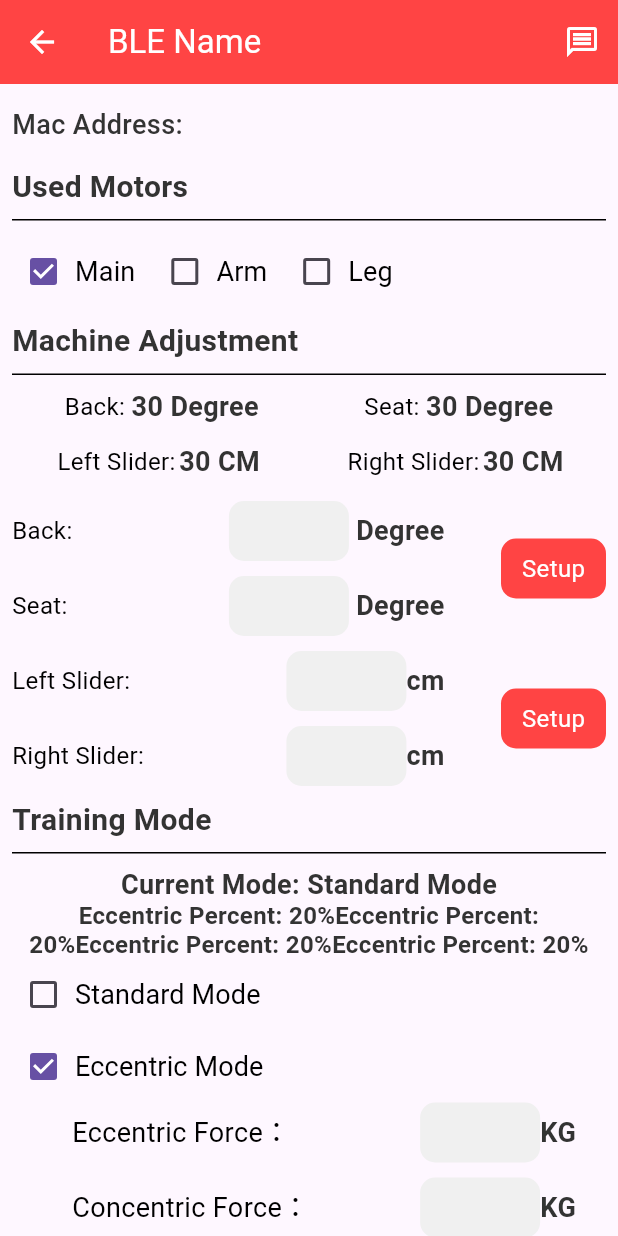
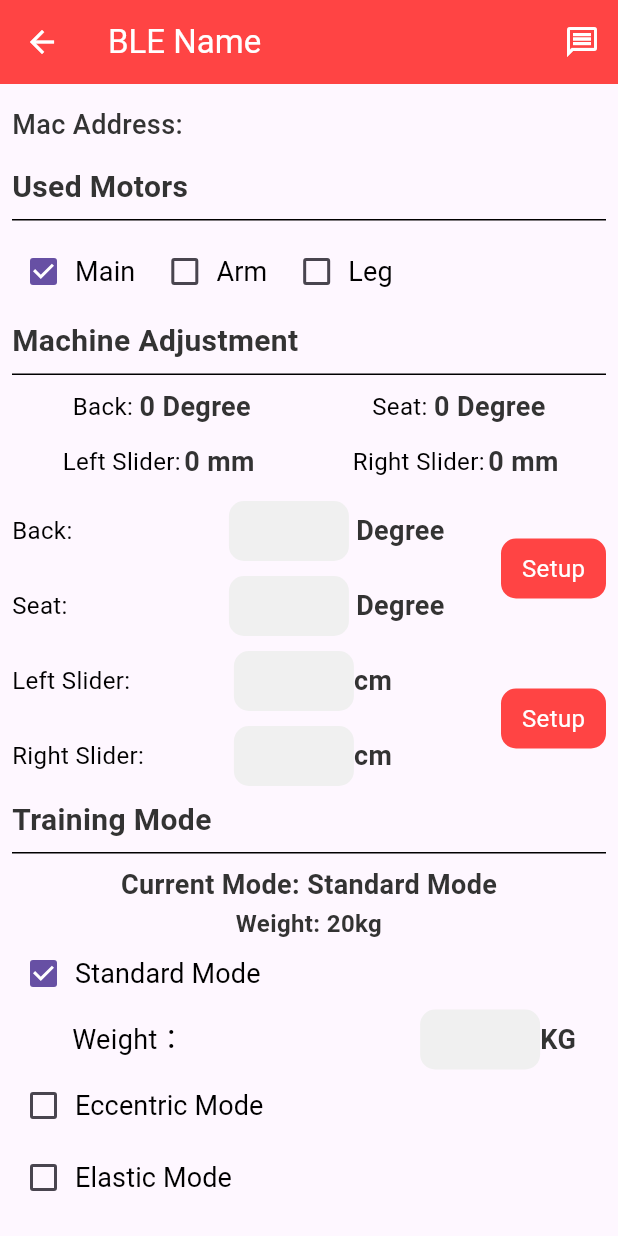
Before and after one commit to xiaoboyanch/power_ble, a Flutter app: the PowerDetailPage screen opened by its route, on a phone screen of 412 x 824 dp. Run offline on Flutter 3.47's test engine with Material 3 defaults, Android fonts, the phone set to English and light mode, and no system bars; drawn by our look-alikes of flutter_easyloading; our stand-ins replace cached_network_image, fl_chart, flutter_blue_plus, gap, geolocator, get and 3 more; missing offline and left inert: app_settings; accounts and stored records are empty.

Commit message:
update power detail

```diff
--- a/lib/app/home/home_ctrl.dart
+++ b/lib/app/home/home_ctrl.dart
@@ -45,6 +45,9 @@ class HomeCtrl extends GetxController {
           break;
       }
     });
+    // Future.delayed(Duration(milliseconds: 500), () {
+    //   powerModel.startScan();
+    // });
   }
 
   btnStartScan() {
--- a/lib/app/home/home_page.dart
+++ b/lib/app/home/home_page.dart
@@ -75,7 +75,7 @@ class HomePage extends GetView<HomeCtrl> {
                       var adv = scanResult.advertisementData;
                       return GestureDetector(
                         onTap: () {
-                          controller.connectDevice(rhBlueScanResult);
+                          // controller.connectDevice(rhBlueScanResult);
                         },
                         child: Container(
                           padding: const EdgeInsets.symmetric(horizontal: 18, vertical: 12),
--- a/lib/app/power_detail/power_detail_ctrl.dart
+++ b/lib/app/power_detail/power_detail_ctrl.dart
@@ -1,4 +1,5 @@
 import 'package:cabina_ble/base_tool/log_utils.dart';
+import 'package:cabina_ble/blue/entity/power_advanced_data.dart';
 import 'package:cabina_ble/blue/model/power_adv_model.dart';
 import 'package:cabina_ble/blue/model/power_model.dart';
 import 'package:flutter/material.dart';
@@ -12,48 +13,68 @@ import '../../blue/factory/ble_factory.dart';
 class PowerDetailCtrl extends GetxController {
 
   late PowerAdvancedModel powerModel;
+  late PowerAdvancedData powerData;
 
-  RxDouble backDegree = 20.0.obs;
-  RxDouble seatDegree = 20.0.obs;
   RxInt motorType = 1.obs;
-  RxInt trainingMode = 1.obs;
+  RxInt trainingMode = 0.obs;
   RxInt eccentricPer = 20.obs;
   RxDouble powerWeight = 20.0.obs;
   RxInt statusType = 1.obs;
+  RxInt backSeatStatus = 0.obs;
 
   RxInt listUpdate = 0.obs;
-  List<double> leftWeight = [0, 0, 0, 0, 0, 0, 0, 0, 0, 0, 0, 0, 0, 0, 0, 0, 0];
-  List<double> rightWeight = [0, 0, 0, 0, 0, 0, 0, 0, 0, 0, 0, 0, 0, 0, 0, 0, 0];
-  List<double> leftRope = [0, 0, 0, 0, 0, 0, 0, 0, 0, 0, 0, 0, 0, 0, 0, 0, 0];
-  List<double> rightRope = [0, 0, 0, 0, 0, 0, 0, 0, 0, 0, 0, 0, 0, 0, 0, 0, 0];
+  List<double>  leftWeight = [220, 330, 380, 330, 220, 110, 180, 260, 330, 330,];
+  List<double> rightWeight = [0, 0, 0, 0, 0, 0, 0, 0, 0, 0,];
+  List<double>  leftRope = [490, 300, 120, 433, 400, 200, 600, 340, 440, 230, ];
+  List<double> rightRope = [122, 100, 230, 170, 400, 500, 600, 300, 800, 500, ];
+  // List<double> leftWeight = [0, 0, 0, 0, 0, 0, 0, 0, 0, 0, 0, 0, 0, 0, 0, 0, 0];
+  // List<double> rightWeight = [0, 0, 0, 0, 0, 0, 0, 0, 0, 0, 0, 0, 0, 0, 0, 0, 0];
+  // List<double> leftRope = [0, 0, 0, 0, 0, 0, 0, 0, 0, 0, 0, 0, 0, 0, 0, 0, 0];
+  // List<double> rightRope = [0, 0, 0, 0, 0, 0, 0, 0, 0, 0, 0, 0, 0, 0, 0, 0, 0];
 
+  //backrest seat
   TextEditingController backCtrl = TextEditingController();
   TextEditingController seatCtrl = TextEditingController();
+
+  //side slider
   TextEditingController leftSideCtrl = TextEditingController();
   TextEditingController rightSideCtrl = TextEditingController();
+  //standard mode
   TextEditingController standardCtrl = TextEditingController();
+  //eccentric mode
   TextEditingController eccentricCtrl = TextEditingController();
   TextEditingController concernCtrl = TextEditingController();
+  //elastic mode
   TextEditingController initialCtrl = TextEditingController();
   TextEditingController maxCtrl = TextEditingController();
   TextEditingController springCtrl = TextEditingController();
+  //isokinetic mode
   TextEditingController velocityCtrl = TextEditingController();
+  //isometric mode
   TextEditingController cableCtrl = TextEditingController();
 
   @override
   void onInit() {
     super.onInit();
     powerModel = BleFactory.createModel(RHDeviceType.powerAdvanced) as PowerAdvancedModel;
+    powerData = powerModel.mPowerData;
     powerModel.bleDeviceStateController.stream.listen((msg) {
 
     });
     powerModel.bleDeviceDataController.stream.listen((msg) {
       switch (msg) {
-        case BleDeviceDataMsg.dataQueryUpdate_0x04: {
-          // onDataCallBack(powerModel.mPowerData);
-        }
         case BleDeviceDataMsg.statusUpdate_0x02: {
 
+        }
+        case BleDeviceDataMsg.dataQueryUpdate_0x10: {
+          //status mode
+        }
+        case BleDeviceDataMsg.dateQueryUpdate_0x12: {
+          //update backrest  seat
+          backSeatStatus.value++;
+        }
+        case BleDeviceDataMsg.dataQueryUpdate_0x14: {
+          // power data
         }
         default: {}
       }
@@ -83,4 +104,22 @@ class PowerDetailCtrl extends GetxController {
     powerModel.stopConnect();
 
   }
+
+  getUnitStr() {
+    return powerData.unit == 0 ? "KG" : "LB";
+  }
+
+  setBackSeatDegree() {
+    int back = int.parse(backCtrl.text);
+    int seat = int.parse(seatCtrl.text);
+    if (back >= 0 && back <= 255 && seat >= 0 && seat <= 255) {
+      powerModel.setBackSeatDegree(back, seat);
+    }
+  }
+
+  setSideSlider() {
+    int left = int.parse(leftSideCtrl.text);
+    int right = int.parse(rightSideCtrl.text);
+    powerModel.setSideSlider(left * 10, right * 10);
+  }
 }
--- a/lib/app/power_detail/power_detail_page.dart
+++ b/lib/app/power_detail/power_detail_page.dart
@@ -41,14 +41,14 @@ class PowerDetailPage extends GetView<PowerDetailCtrl> {
                   crossAxisAlignment: CrossAxisAlignment.start,
                   children: [
                     RHText(
-                      text: "L ${controller.powerModel.mPowerData.curLeftCableLength}cm",
+                      text: "L ${controller.powerModel.mPowerData.curLeftCableLength}mm",
                       fontSize: 18,
                       fontColor: RHColor.line_1,
                       fontWeight: 7,
                     ),
                     const Gap(10),
                     RHText(
-                      text: "R ${controller.powerModel.mPowerData.curRightCableLength}cm",
+                      text: "R ${controller.powerModel.mPowerData.curRightCableLength}mm",
                       fontSize: 18,
                       fontColor: RHColor.line_2,
                       fontWeight: 7,
@@ -80,7 +80,7 @@ class PowerDetailPage extends GetView<PowerDetailCtrl> {
                   children: [
                     RHText(
                       // text: "L ${(controller.powerModel.mPowerData.realTimeLeft / 10).toStringAsFixed(1)}kg",
-                      text: "L 0kg",
+                      text: "L 0${controller.getUnitStr()}",
                       fontSize: 18,
                       fontColor: RHColor.line_1,
                       fontWeight: 7,
@@ -88,7 +88,7 @@ class PowerDetailPage extends GetView<PowerDetailCtrl> {
                     const Gap(10),
                     RHText(
                       // text: "R ${(controller.powerModel.mPowerData.realTimeRight / 10).toStringAsFixed(1)}kg",
-                      text: "R 0kg",
+                      text: "R 0${controller.getUnitStr()}",
                       fontSize: 18,
                       fontColor: RHColor.line_2,
                       fontWeight: 7,
@@ -234,6 +234,10 @@ class PowerDetailPage extends GetView<PowerDetailCtrl> {
                 color: RHColor.black,
                 margin: EdgeInsets.only(top: 10, bottom: 10),
               ),
+              Obx(() {
+                int type = controller.backSeatStatus.value;
+                return Column(
+                  children: [
                     Row(
                       mainAxisAlignment: MainAxisAlignment.spaceAround,
                       children: [
@@ -245,7 +249,7 @@ class PowerDetailPage extends GetView<PowerDetailCtrl> {
                               fontColor: RHColor.black,
                             ),
                             RHText(
-                        text: "30 Degree",
+                              text: "${controller.powerData.curBackDegree} Degree",
                               fontWeight: 7,
                               fontSize: 18,
                             ),
@@ -259,7 +263,7 @@ class PowerDetailPage extends GetView<PowerDetailCtrl> {
                               fontColor: RHColor.black,
                             ),
                             RHText(
-                        text: "30 Degree",
+                              text: "${controller.powerData.curSeakDegree} Degree",
                               fontWeight: 7,
                               fontSize: 18,
                             ),
@@ -280,7 +284,7 @@ class PowerDetailPage extends GetView<PowerDetailCtrl> {
                               textAlign: TextAlign.center,
                             ),
                             RHText(
-                        text: "30 CM",
+                              text: "${controller.powerData.curLeftSlider} mm",
                               fontWeight: 7,
                               fontSize: 18,
                             ),
@@ -295,7 +299,7 @@ class PowerDetailPage extends GetView<PowerDetailCtrl> {
                               textAlign: TextAlign.center,
                             ),
                             RHText(
-                        text: "30 CM",
+                              text: "${controller.powerData.curRightSlider} mm",
                               fontWeight: 7,
                               fontSize: 18,
                             ),
@@ -303,6 +307,9 @@ class PowerDetailPage extends GetView<PowerDetailCtrl> {
                         ),
                       ],
                     ),
+                  ],
+                );
+              }),
               const Gap(15),
               Row(
                 children: [
@@ -394,6 +401,7 @@ class PowerDetailPage extends GetView<PowerDetailCtrl> {
                               fontWeight: 7,
                               fontSize: 18,
                             ),
+                            const  Gap(35),
                           ],
                         ),
                         const Gap(10),
@@ -423,6 +431,7 @@ class PowerDetailPage extends GetView<PowerDetailCtrl> {
                               fontWeight: 7,
                               fontSize: 18,
                             ),
+                            const  Gap(35),
                           ],
                         ),
                       ],
@@ -439,7 +448,7 @@ class PowerDetailPage extends GetView<PowerDetailCtrl> {
                             borderRadius: BorderRadius.circular(10)),
                         child: GestureDetector(
                           onTap: () {
-
+                            controller.setBackSeatDegree();
                           },
                           child: Center(
                             child: RHText(
@@ -459,7 +468,7 @@ class PowerDetailPage extends GetView<PowerDetailCtrl> {
                               borderRadius: BorderRadius.circular(10)),
                           child: GestureDetector(
                             onTap: () {
-
+                              controller.setSideSlider();
                             },
                             child: Center(
                               child: RHText(
@@ -496,8 +505,9 @@ class PowerDetailPage extends GetView<PowerDetailCtrl> {
                       fontSize: 18,
                       fontWeight: 6,
                     ),
+                    const Gap(5),
                     RHText(
-                      text: 'Eccentric Percent: $percent%Eccentric Percent: $percent%Eccentric Percent: $percent%Eccentric Percent: $percent%',
+                      text: 'Weight: 20kg',
                       fontSize: 16,
                       fontWeight: 6,
                       textAlign: TextAlign.center,
@@ -528,7 +538,7 @@ class PowerDetailPage extends GetView<PowerDetailCtrl> {
                           },
                         ),
                         RHText(
-                          text: "KG",
+                          text: controller.getUnitStr(),
                           fontWeight: 7,
                           fontSize: 18,
                         ),
@@ -563,7 +573,7 @@ class PowerDetailPage extends GetView<PowerDetailCtrl> {
                               },
                             ),
                             RHText(
-                              text: "KG",
+                              text: controller.getUnitStr(),
                               fontWeight: 7,
                               fontSize: 18,
                             ),
@@ -590,7 +600,7 @@ class PowerDetailPage extends GetView<PowerDetailCtrl> {
                               },
                             ),
                             RHText(
-                              text: "KG",
+                              text: controller.getUnitStr(),
                               fontWeight: 7,
                               fontSize: 18,
                             ),
@@ -628,7 +638,7 @@ class PowerDetailPage extends GetView<PowerDetailCtrl> {
                               },
                             ),
                             RHText(
-                              text: "KG",
+                              text: controller.getUnitStr(),
                               fontWeight: 7,
                               fontSize: 18,
                             ),
@@ -655,7 +665,7 @@ class PowerDetailPage extends GetView<PowerDetailCtrl> {
                               },
                             ),
                             RHText(
-                              text: "KG",
+                              text: controller.getUnitStr(),
                               fontWeight: 7,
                               fontSize: 18,
                             ),
--- a/lib/base_tool/i18n.dart
+++ b/lib/base_tool/i18n.dart
@@ -87,7 +87,7 @@ class i18n {
         return newMap;
       }
     } catch (e) {
-      print('加载多语言配置报错:${e.toString()}');
+      print('error multilingual configuration:${e.toString()}');
     }
     return oriMap;
   }
--- a/lib/blue/entity/device_info.dart
+++ b/lib/blue/entity/device_info.dart
@@ -66,10 +66,8 @@ class RHBluetoothDeviceInfo {
 
   int maxLevel = 30;
   int minLevel = 1;
-  ///自发电
   bool isZiFaDian = false;
-  bool supportKGTransform = false; //  是千克还是磅
+  bool supportKGTransform = false;
 
-  /// 走步机是野小兽还是任和版本
   bool isRHWalking = false;
 }
--- a/lib/blue/entity/power_advanced_data.dart
+++ b/lib/blue/entity/power_advanced_data.dart
@@ -21,8 +21,8 @@ class PowerAdvancedData extends BaseDeviceData {
   int mainMaxWeightIm = 300;
   int mainMinWeightIm = 30;
   int mainStepSizeIm = 1;
-  int mainStatus = 0;
-  int mainMode = 0;
+
+
 
   int armMotorCount = 2;
   int armMaxWeightMe = 300;
@@ -31,8 +31,7 @@ class PowerAdvancedData extends BaseDeviceData {
   int armMaxWeightIm = 300;
   int armMinWeightIm = 30;
   int armStepSizeIm = 1;
-  int armStatus = 0;
-  int armMode = 0;
+
 
   int legMotorCount = 1;
   int legMaxWeightMe = 300;
@@ -41,8 +40,6 @@ class PowerAdvancedData extends BaseDeviceData {
   int legMaxWeightIm = 300;
   int legMinWeightIm = 30;
   int legStepSizeIm = 1;
-  int legStatus = 0;
-  int legMode = 0;
 
   int backMinDegree = 0;
   int backMaxDegree = 180;
@@ -56,10 +53,19 @@ class PowerAdvancedData extends BaseDeviceData {
   int curBackDegree = 0;
   int curSeakDegree = 0;
 
-  ///模式参数
-  ///当前启动的电机组数 current number of active motor groups
+  ///Mode parameters
+  ///
+  ///
+  ///The current status and mode of the three motor sets
+  int mainStatus = 0;
+  int mainMode = 0;
+  int armStatus = 0;
+  int armMode = 0;
+  int legStatus = 0;
+  int legMode = 0;
+  /// current number of active motor groups
   int curMotorGroup = 1;
-  ///当前模式
+  ///Current mode
   PowerMode curMode = PowerMode.standard;
   int modeStandardWeight = 0;
   int modeEccentricForce = 0;
@@ -70,9 +76,9 @@ class PowerAdvancedData extends BaseDeviceData {
   int modeLinearVelocity = 0;
   int modeCableLength = 0;
 
-  ///左边实时重量
+  ///Real-time weight on the left
   int curLeftWeight = 0;
-  ///右边实时重量
+  ///Real-time weight on the right
   int curRightWeight = 0;
   int curLeftCount = 0;
   int curRightCount = 0;
@@ -89,4 +95,8 @@ class PowerAdvancedData extends BaseDeviceData {
   int legLinearVelocity = 0;
   int legRPM = 0;
 
+  updateMotorStatus() {
+
+  }
+
 }
--- a/lib/blue/enum/ble_device_data_msg.dart
+++ b/lib/blue/enum/ble_device_data_msg.dart
@@ -1,26 +1,13 @@
 enum BleDeviceDataMsg {
-  ///设备信息更新 0x01
+  ///Equipment information query 0x01
   deviceInfoUpdate_0x01(1),
-  /// 0x02
   statusUpdate_0x02(2),
-  ///查询数据更新 0x04
   dataQueryUpdate_0x04(4),
-  /// 错误报告
+  dataQueryUpdate_0x10(10),
+  dateQueryUpdate_0x12(12),
+  dataQueryUpdate_0x14(14),
   orderError_0x0E(14),
-  /// SNCode
-  snCode_0x1D(29),
-  ///含有特殊性质的数据
-  ///收到操作回调
-  deviceAck_0xD0(208),
-  ///适配拖基其他跑步机重新下发速度
-  resetSpeed_0xD1(209),
-  ///展智带扶手的走步机 判断扶手状态
-  checkHandle_0xD2(210),
-
-  ///走步机步数
-  updateStep(11),
-  ///走步机更新抖抖鸡
-  updateShake(12);
+  deviceAck_0xD0(208);
 
   final int value;
 
--- a/lib/blue/enum/device_type.dart
+++ b/lib/blue/enum/device_type.dart
@@ -20,7 +20,7 @@ enum RHDeviceType {
   trainBench(32),
   ///柔力机
   softPower(33),
-  ///新版力量训练器
+  ///Cabina
   powerAdvanced(34),
 
   /// 心率手表
@@ -64,7 +64,6 @@ enum RHDeviceType {
     return RHDeviceType.none;
   }
 
-  /// 这个方法主要是给首页用的
   String get name {
     switch (this) {
       // case RHDeviceType.treadmill:
@@ -97,7 +96,6 @@ enum RHDeviceType {
     }
     return 'Test';
   }
-  /// 这个方法主要是给首页用的
   String get tagName{
     switch (this) {
       // case RHDeviceType.treadmill:
@@ -131,7 +129,6 @@ enum RHDeviceType {
     return 'unknow (${this.value})';
   }
 
-  //  真实设备照片
   String get deviceIcon{
     switch (this) {
       // case RHDeviceType.treadmill:
@@ -165,7 +162,6 @@ enum RHDeviceType {
     return 'img-power';
   }
 
-  //  训练模版的拟物图
   String get tempIcon{
     switch (this) {
       case RHDeviceType.running:
--- a/lib/blue/factory/ble_factory.dart
+++ b/lib/blue/factory/ble_factory.dart
@@ -14,9 +14,6 @@ class BleFactory {
 
   BleFactory._internal();
 
-  /**
-   * 所有已创建的蓝牙model
-   */
   static final Map<RHDeviceType, BleModel> _modelMap = {};
 
   static BleModel getModel(RHDeviceType type) {
@@ -31,7 +28,6 @@ class BleFactory {
     // _modelMap.clear();
     final keys = _modelMap.keys.toList(); // 复制键列表
     for (var key in keys) {
-      LogUtils.d("有没有清除： $key");
       _modelMap[key]?.disconnectDevice();
       _modelMap[key]?.dispose();
       _modelMap.remove(key); // 安全地移除元素
--- a/lib/blue/model/power_adv_model.dart
+++ b/lib/blue/model/power_adv_model.dart
@@ -23,7 +23,7 @@ class PowerAdvancedModel extends BleModel {
   late PowerAdvancedRepository _repository;
   List<RHBlueScanResult> bleResultList = [];
   StreamController<BleDeviceDataMsg> get bleDeviceDataController => _repository.bleDeviceDataController;
-  List<RHDeviceType> typeList = [RHDeviceType.powerAdvanced];
+  List<RHDeviceType> typeList = [RHDeviceType.powerAdvanced, RHDeviceType.powerBoard, RHDeviceType.running, RHDeviceType.walking];
 
   PowerAdvancedModel() {
     setDeviceType(RHDeviceType.powerAdvanced);
@@ -127,10 +127,10 @@ class PowerAdvancedModel extends BleModel {
   void sendMessage(BleDeviceStateMsg msg) {
     bleDeviceStateController.add(msg);
     switch (msg) {
-    ///通知设备通道打开后开始初始化
+    ///The initialization begins after the notification device channel is opened
       case BleDeviceStateMsg.deviceOpenCharacter:
         {
-          ///打开通道后发送0x01指令
+          ///After opening the Characteristic, send the 0x01 instruction
           bleDeviceStateController.add(BleDeviceStateMsg.deviceChecking);
           startCheckDeviceInfo();
         }
@@ -142,10 +142,10 @@ class PowerAdvancedModel extends BleModel {
     bleDeviceStateController.add(msg);
   }
 
-  ///设置参数
+  ///Set parameters
   ///
 
-  setBacSeatDegree(int backDegree, int seatDegree) {
+  setBackSeatDegree(int backDegree, int seatDegree) {
     mCmdData.add(PowerCommands.setBackSeat(backDegree, seatDegree));
   }
 
```
Also changed, not shown: lib/blue/base/base_device_data.dart (+0 -13 lines), lib/blue/base/ble_model.dart (+13 -14 lines), lib/blue/commands/power_commands.dart (+24 -30 lines), lib/blue/enum/ble_device_state_msg.dart (+15 -15 lines), lib/blue/repository/power_adv_repository.dart (+7 -5 lines), lib/dto/msg.dart (added, +35 -0 lines). Lines whose indentation alone changed are shown as unchanged.
